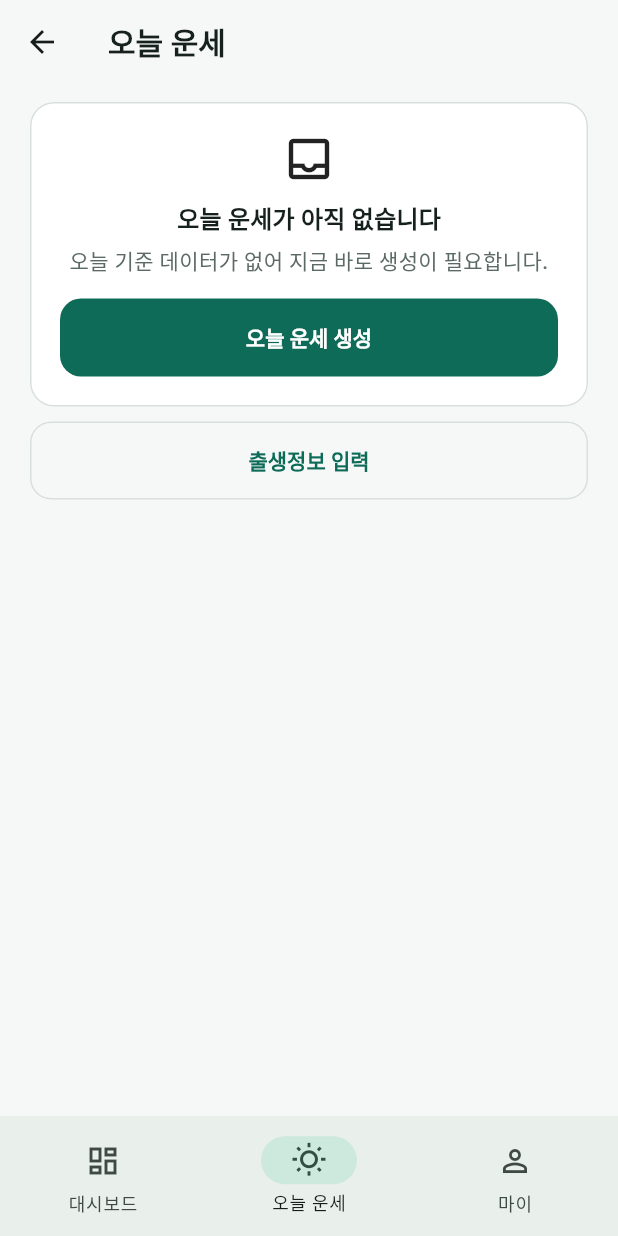
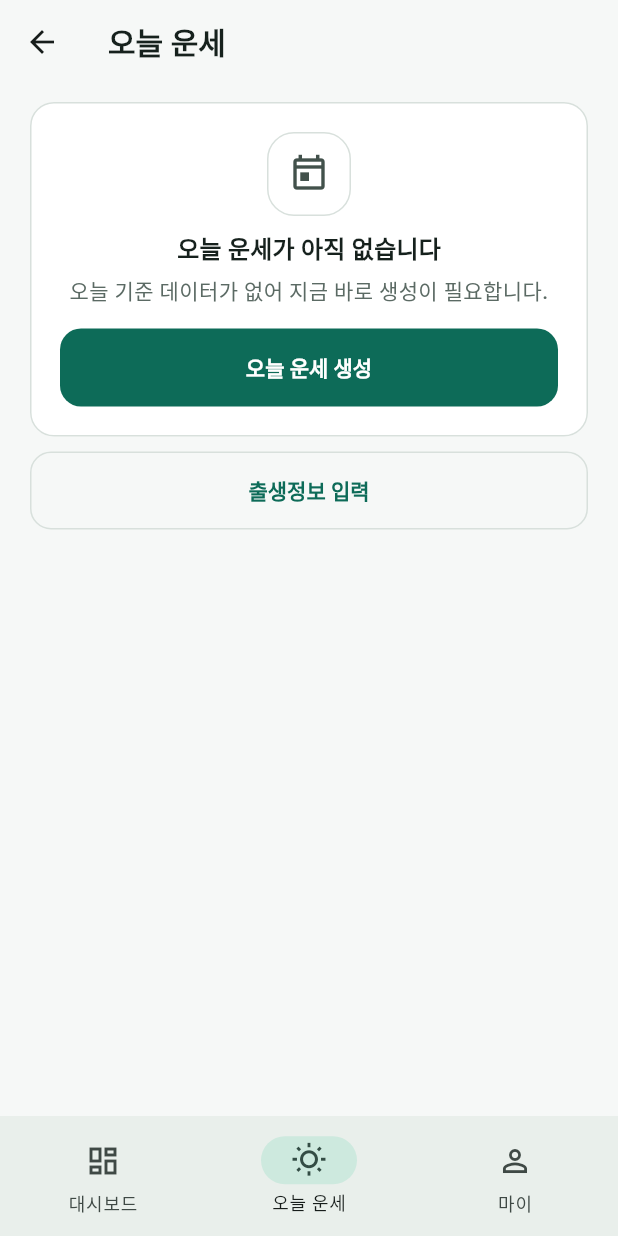
Before and after one commit to hooni-dev-0104/FortuneLog, a Flutter app: the HomePage screen opened by its route, item 2 of the bottom bar chosen, on a phone screen of 412 x 824 dp. Run offline on Flutter 3.47's test engine with Material 3 defaults, Android fonts, the phone set to English and light mode, and no system bars; our stand-ins replace flutter_svg, supabase_flutter; accounts and stored records are empty.

Commit message:
Unify EmptyState visuals and snackbar style

```diff
--- a/apps/mobile/lib/core/ui/app_widgets.dart
+++ b/apps/mobile/lib/core/ui/app_widgets.dart
@@ -144,21 +144,44 @@ class EmptyState extends StatelessWidget {
     required this.description,
     required this.actionText,
     required this.onAction,
+    this.icon = Icons.inbox_outlined,
+    this.tone = BadgeTone.neutral,
   });
 
   final String title;
   final String description;
   final String actionText;
   final VoidCallback onAction;
+  final IconData icon;
+  final BadgeTone tone;
+
+  (Color, Color) _toneColors() {
+    return switch (tone) {
+      BadgeTone.success => (const Color(0xFF096B52), const Color(0xFFE8F5F1)),
+      BadgeTone.warning => (const Color(0xFF8A5A00), const Color(0xFFFFF3DE)),
+      BadgeTone.danger => (const Color(0xFF9A3025), const Color(0xFFFCECEB)),
+      BadgeTone.neutral => (const Color(0xFF42514B), Colors.white),
+    };
+  }
 
   @override
   Widget build(BuildContext context) {
+    final (iconColor, iconBg) = _toneColors();
     return Card(
       child: Padding(
         padding: const EdgeInsets.all(20),
         child: Column(
           children: [
-            const Icon(Icons.inbox_outlined, size: 36),
+            Container(
+              width: 56,
+              height: 56,
+              decoration: BoxDecoration(
+                color: iconBg,
+                borderRadius: BorderRadius.circular(18),
+                border: Border.all(color: AppTheme.border),
+              ),
+              child: Icon(icon, size: 28, color: iconColor),
+            ),
             const SizedBox(height: 10),
             Text(title, style: Theme.of(context).textTheme.titleMedium),
             const SizedBox(height: 6),
@@ -170,6 +193,19 @@ class EmptyState extends StatelessWidget {
       ),
     );
   }
+}
+
+void showAppSnackBar(BuildContext context, String message) {
+  final m = ScaffoldMessenger.of(context);
+  m.hideCurrentSnackBar();
+  m.showSnackBar(
+    SnackBar(
+      content: Text(message),
+      behavior: SnackBarBehavior.floating,
+      margin: const EdgeInsets.fromLTRB(16, 0, 16, 16),
+      duration: const Duration(seconds: 2),
+    ),
+  );
 }
 
 class PageLoading extends StatelessWidget {
--- a/apps/mobile/lib/features/auth/login_page.dart
+++ b/apps/mobile/lib/features/auth/login_page.dart
@@ -112,7 +112,7 @@ class _LoginPageState extends State<LoginPage> with WidgetsBindingObserver {
 
   void _showSnack(String message) {
     if (!mounted) return;
-    ScaffoldMessenger.of(context).showSnackBar(SnackBar(content: Text(message)));
+    showAppSnackBar(context, message);
   }
 
   Future<void> _submitEmailLogin() async {
--- a/apps/mobile/lib/features/birth/birth_profile_list_page.dart
+++ b/apps/mobile/lib/features/birth/birth_profile_list_page.dart
@@ -202,6 +202,8 @@ class _BirthProfileListPageState extends State<BirthProfileListPage> {
                         description: '새 프로필을 만들어 사주 계산을 시작할 수 있습니다.',
                         actionText: '새로 만들기',
                         onAction: () => Navigator.pushNamed(context, BirthInputPage.routeName).then((_) => _refresh()),
+                        icon: Icons.person_outline,
+                        tone: BadgeTone.neutral,
                       ),
                     ] else ...[
                       for (final p in profiles) ...[
--- a/apps/mobile/lib/features/daily/daily_fortune_page.dart
+++ b/apps/mobile/lib/features/daily/daily_fortune_page.dart
@@ -227,12 +227,16 @@ class _DailyFortunePageState extends State<DailyFortunePage> {
                       description: '먼저 출생정보를 입력하고 사주 계산을 완료해주세요.',
                       actionText: '출생정보 입력',
                       onAction: () => Navigator.pushNamed(context, BirthInputPage.routeName),
+                      icon: Icons.auto_graph_outlined,
+                      tone: BadgeTone.warning,
                     )
                   : EmptyState(
                       title: '오늘 운세가 아직 없습니다',
                       description: '오늘 기준 데이터가 없어 지금 바로 생성이 필요합니다.',
                       actionText: '오늘 운세 생성',
                       onAction: _generateToday,
+                      icon: Icons.today_outlined,
+                      tone: BadgeTone.neutral,
                     ),
               const SizedBox(height: 10),
               // Even when the failure reason isn't the "missing chart" message,
--- a/apps/mobile/lib/features/mypage/my_page.dart
+++ b/apps/mobile/lib/features/mypage/my_page.dart
@@ -53,7 +53,7 @@ class _MyPageState extends State<MyPage> {
       Navigator.pushNamedAndRemoveUntil(context, LoginPage.routeName, (route) => false);
     } catch (_) {
       if (!mounted) return;
-      ScaffoldMessenger.of(context).showSnackBar(const SnackBar(content: Text('로그아웃에 실패했습니다. 다시 시도해주세요.')));
+      showAppSnackBar(context, '로그아웃에 실패했습니다. 다시 시도해주세요.');
     } finally {
       if (mounted) setState(() => _loggingOut = false);
     }
```
